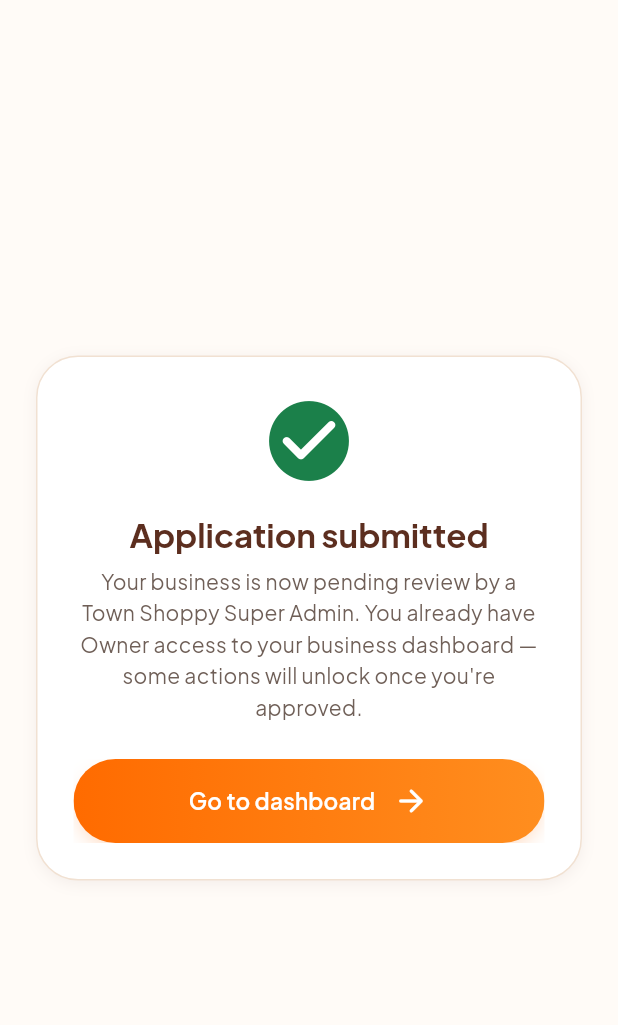
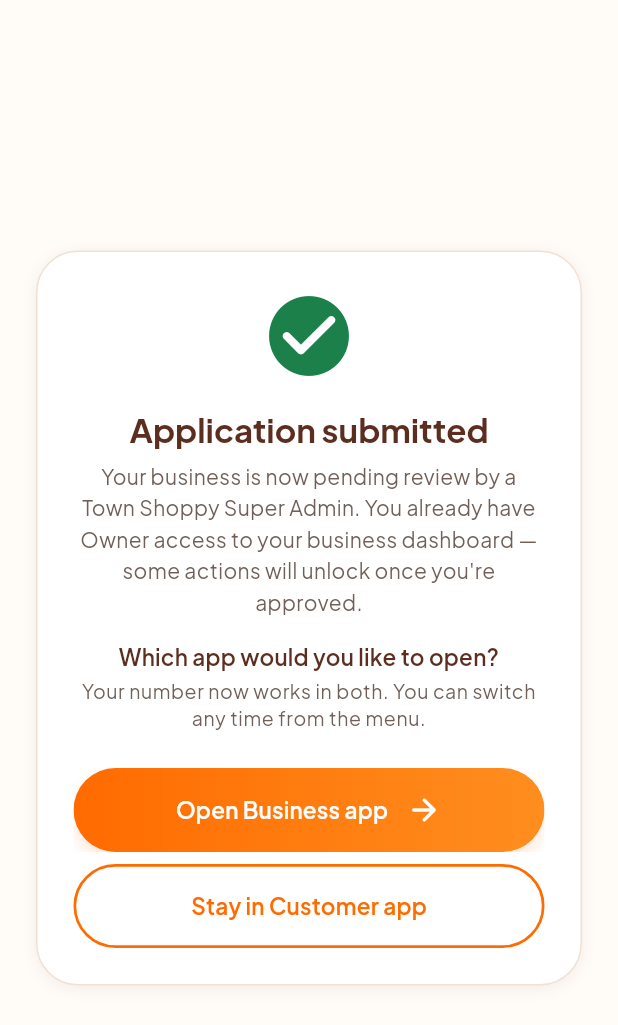
Before and after one commit to omnificcodes/town-shoppy-customer, a Flutter app: the _SuccessView screen opened directly with empty values, on a phone screen of 412 x 824 dp. Shown: the top 1025 px of the screen. Run offline on Flutter 3.47's test engine with Material 3 defaults, Android fonts, the phone set to English and light mode, and no system bars; our stand-ins replace dio, firebase_core, firebase_messaging, flutter_map, flutter_riverpod, flutter_secure_storage and 8 more; missing offline and left inert: mobile_scanner, razorpay_flutter; accounts and stored records are empty.

Commit message:
After business registration, ask which app to open instead of presuming one
A newly registered owner now chooses on the success screen: "Open
Business app" (keeps the connection retry, remembers Business mode, lands
on the dashboard) or "Stay in Customer app" (remembers Customer mode,
lands on Home). Registration itself no longer selects Business mode, so
an app closed before answering reopens on the mode chooser rather than
in a mode the owner never picked. Switching later still lives in both
menus.

Co-Authored-By: Claude Fable 5.1 <noreply@anthropic.com>

```diff
--- a/lib/features/business/presentation/merchant_register_screen.dart
+++ b/lib/features/business/presentation/merchant_register_screen.dart
@@ -5,6 +5,8 @@ import 'package:go_router/go_router.dart';
 import 'package:image_picker/image_picker.dart';
 import 'package:latlong2/latlong.dart';
 
+import '../../../core/app_mode/app_mode.dart';
+import '../../../core/app_mode/app_mode_controller.dart';
 import '../../../core/theme/app_colors.dart';
 import '../../../core/theme/app_elevation.dart';
 import '../../../core/theme/app_spacing.dart';
@@ -479,20 +481,24 @@ class _SuccessViewState extends ConsumerState<_SuccessView> {
   bool _isConfirming = false;
   bool _confirmFailed = false;
 
+  /// The new owner chose the Business app. Remembered as their mode
+  /// (`AppModeController`), the same as picking it on the mode chooser.
+  ///
   /// [MerchantRegistrationController.submit] already refreshed the account
   /// once, right after `POST /merchants` succeeded -- this is usually a
   /// no-op that confirms what is already fresh. It exists for when that
   /// first refresh silently lost a flaky mobile connection: without it,
   /// `hasMerchantAccess` on the account still in memory reads false, and
   /// the router (which has no way to know "this account just became a
-  /// merchant, wait") sends "Go to dashboard" straight back to the
-  /// Customer Home it would show any other non-merchant account -- no
-  /// error, no explanation, just the wrong screen. Retried a couple of
-  /// times before giving up and saying so, rather than letting one bad
-  /// request silently strand a brand-new merchant outside their own shop.
-  Future<void> _goToDashboard() async {
+  /// merchant, wait") sends them straight back to the Customer Home it
+  /// would show any other non-merchant account -- no error, no
+  /// explanation, just the wrong screen. Retried a couple of times before
+  /// giving up and saying so, rather than letting one bad request silently
+  /// strand a brand-new merchant outside their own shop.
+  Future<void> _openBusinessApp() async {
     final auth = ref.read(authControllerProvider);
     if (auth is AuthAuthenticated && auth.account.hasMerchantAccess) {
+      await ref.read(appModeControllerProvider.notifier).select(AppMode.business);
       if (mounted) context.go(BusinessRoutes.root);
       return;
     }
@@ -511,13 +517,21 @@ class _SuccessViewState extends ConsumerState<_SuccessView> {
     if (!mounted) return;
 
     if (confirmed) {
-      context.go(BusinessRoutes.root);
+      await ref.read(appModeControllerProvider.notifier).select(AppMode.business);
+      if (mounted) context.go(BusinessRoutes.root);
     } else {
       setState(() {
         _isConfirming = false;
         _confirmFailed = true;
       });
     }
+  }
+
+  /// The new owner would rather keep shopping for now. Their shop is not
+  /// going anywhere: "Switch to Business" lives in the Customer menu.
+  Future<void> _stayInCustomerApp() async {
+    await ref.read(appModeControllerProvider.notifier).select(AppMode.customer);
+    if (mounted) context.go('/home');
   }
 
   @override
@@ -550,6 +564,14 @@ class _SuccessViewState extends ConsumerState<_SuccessView> {
                     style: textTheme.bodyMedium?.copyWith(color: AuthPalette.mutedText),
                     textAlign: TextAlign.center,
                   ),
+                  const SizedBox(height: AppSpacing.md),
+                  Text('Which app would you like to open?', style: textTheme.titleMedium?.copyWith(color: AuthPalette.brown), textAlign: TextAlign.center),
+                  const SizedBox(height: AppSpacing.xs),
+                  Text(
+                    'Your number now works in both. You can switch any time from the menu.',
+                    style: textTheme.bodySmall?.copyWith(color: AuthPalette.mutedText),
+                    textAlign: TextAlign.center,
+                  ),
                   if (widget.imageUploadFailed) ...[
                     const SizedBox(height: AppSpacing.md),
                     const InfoBox(
@@ -567,7 +589,9 @@ class _SuccessViewState extends ConsumerState<_SuccessView> {
                     ),
                   ],
                   const SizedBox(height: AppSpacing.lg),
-                  AuthGradientButton(label: 'Go to dashboard', isLoading: _isConfirming, onPressed: _isConfirming ? null : _goToDashboard),
+                  AuthGradientButton(label: 'Open Business app', isLoading: _isConfirming, onPressed: _isConfirming ? null : _openBusinessApp),
+                  const SizedBox(height: AppSpacing.sm),
+                  AuthOutlinedPillButton(label: 'Stay in Customer app', onPressed: _isConfirming ? null : _stayInCustomerApp),
                 ],
               ),
             ),
```
Also changed, not shown: lib/features/business/application/merchant_registration_controller.dart (+5 -4 lines), 1 other file.
